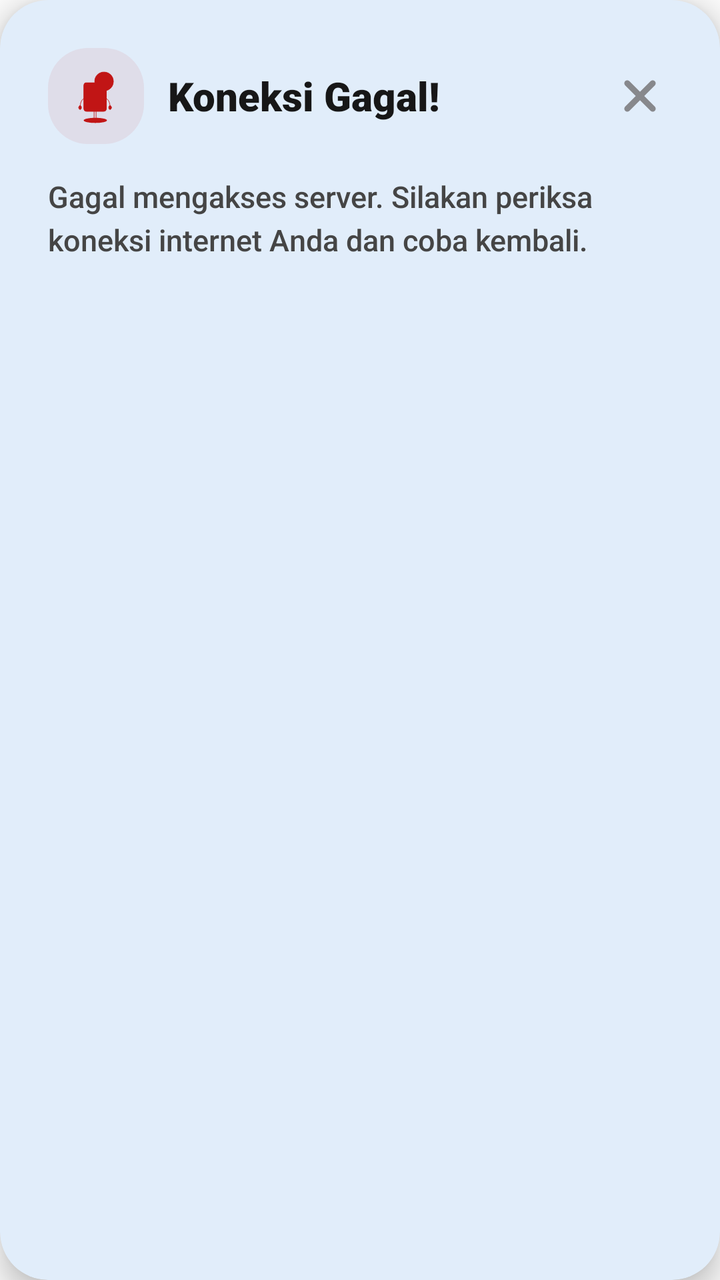
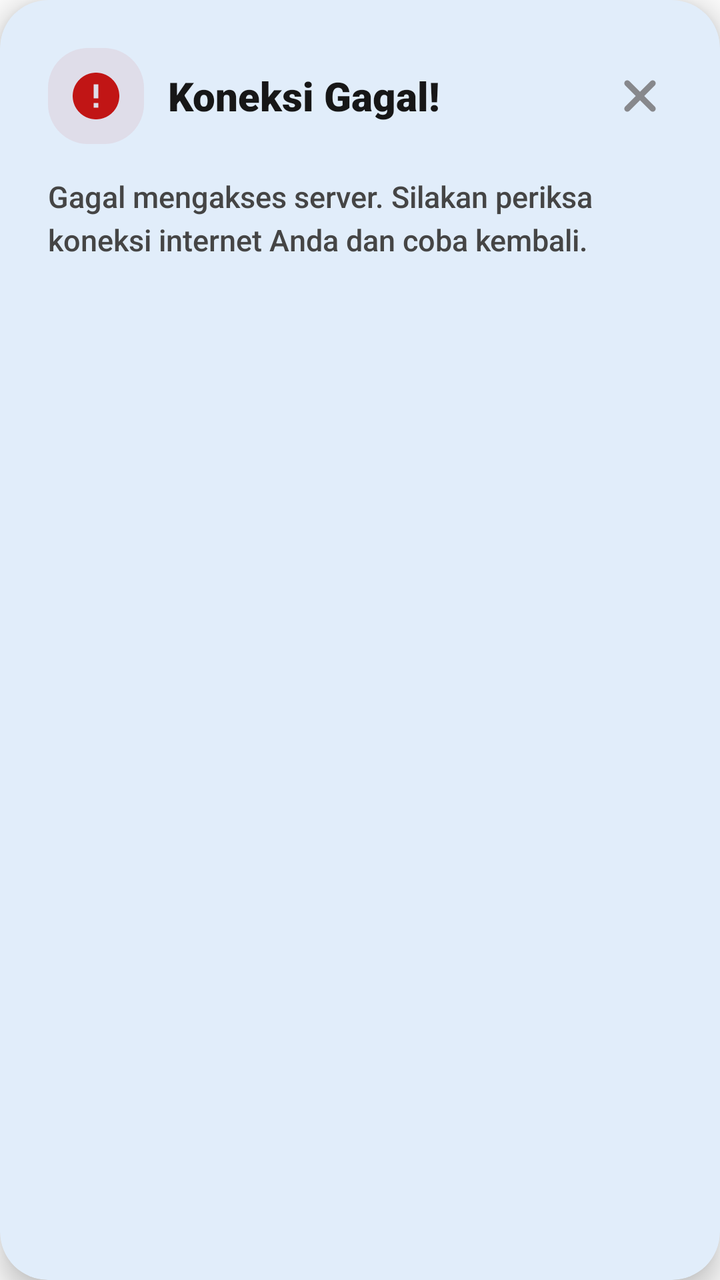

The first picture is an Android layout as it rendered before a commit; the second is the same layout after the commit. The layout source and the unified diff follow.
<!-- AndroidManifest.xml: application theme Theme.AppPemko -->
<!-- res/layout/view_error.xml -->
<?xml version="1.0" encoding="utf-8"?>

<com.google.android.material.card.MaterialCardView xmlns:android="http://schemas.android.com/apk/res/android"
    xmlns:app="http://schemas.android.com/apk/res-auto"
    android:layout_width="match_parent"
    android:layout_height="wrap_content"
    android:layout_margin="20dp"
    app:cardBackgroundColor="@color/surface_main"
    app:cardCornerRadius="24dp"
    app:cardElevation="8dp"
    app:strokeWidth="0dp">

    <LinearLayout
        android:layout_width="match_parent"
        android:layout_height="wrap_content"
        android:orientation="vertical"
        android:padding="24dp">

        <RelativeLayout
            android:layout_width="match_parent"
            android:layout_height="wrap_content"
            android:layout_marginBottom="16dp">

            <ImageView
                android:id="@+id/emoticon"
                android:layout_width="48dp"
                android:layout_height="48dp"
                android:layout_centerVertical="true"
                android:layout_marginEnd="12dp"
                android:background="@drawable/backgoundovalabuabu"
                android:backgroundTint="#12C11515"
                android:padding="8dp"
                app:srcCompat="@drawable/ic_emot_error"
                app:tint="@color/merah"
                android:contentDescription="Ikon Error" />

            <TextView
                android:layout_width="wrap_content"
                android:layout_height="wrap_content"
                android:layout_centerVertical="true"
                android:layout_toEndOf="@+id/emoticon"
                android:text="Koneksi Gagal!"
                android:textColor="@color/text_primary"
                android:textSize="20sp"
                android:fontFamily="sans-serif-black" />

            <ImageView
                android:id="@+id/tvTutupDialog"
                android:layout_width="32dp"
                android:layout_height="32dp"
                android:layout_alignParentEnd="true"
                android:layout_centerVertical="true"
                android:background="?attr/selectableItemBackgroundBorderless"
                android:clickable="true"
                android:focusable="true"
                android:padding="4dp"
                android:src="@drawable/one_close"
                app:tint="@color/text_hint"
                android:contentDescription="Tutup" />
        </RelativeLayout>

        <TextView
            android:layout_width="match_parent"
            android:layout_height="wrap_content"
            android:fontFamily="sans-serif-medium"
            android:text="Gagal mengakses server. Silakan periksa koneksi internet Anda dan coba kembali."
            android:textColor="@color/text_secondary"
            android:textSize="15sp"
            android:lineSpacingExtra="4dp" />

    </LinearLayout>
</com.google.android.material.card.MaterialCardView>
<!-- resources referenced by this layout -->
<resources>
  <color name="merah">#C11515</color>
  <color name="surface_main">#FFFFFF</color>
  <color name="text_hint">#87888c</color>
  <color name="text_primary">#171717</color>
  <color name="text_secondary">#454545</color>
  <!-- drawable backgoundovalabuabu (drawable) -->
  <?xml version="1.0" encoding="utf-8"?>
  
  <shape xmlns:android="http://schemas.android.com/apk/res/android"
      android:tintMode="multiply"
      android:shape="rectangle"
      >
  
      <solid
          android:color="@color/background_layout"/>
      <corners
          android:radius="20dp"/>
  </shape>
  <!-- drawable ic_emot_error: vector/xml drawable (drawable, 7223 chars, omitted) -->
  <!-- drawable one_close (drawable) -->
  <vector xmlns:android="http://schemas.android.com/apk/res/android" android:height="30dp" android:viewportHeight="1024" android:viewportWidth="1024" android:width="30dp">
        
      <path android:fillColor="@color/font" android:pathData="M195.2,195.2a64,64 0,0 1,90.5 0L512,421.5 738.3,195.2a64,64 0,0 1,90.5 90.5L602.5,512 828.8,738.3a64,64 0,0 1,-90.5 90.5L512,602.5 285.7,828.8a64,64 0,0 1,-90.5 -90.5L421.5,512 195.2,285.7a64,64 0,0 1,0 -90.5z"/>
      
  </vector>
  <style name="Theme.AppPemko" parent="Base.Theme.AppPemko">
          <item name="android:textColor">@color/text_primary</item>
      </style>
  <color name="background_layout">#FFFFFF</color>
  <color name="font">#454545</color>
  <style name="Base.Theme.AppPemko" parent="Theme.Material3.DayNight.NoActionBar">
          <item name="colorPrimary">@color/primary_brand</item>
          <item name="colorOnPrimary">@color/on_primary_brand</item>
          <item name="colorSecondary">@color/brand_secondary</item>
          <item name="colorOnSecondary">@color/white</item>
          <item name="colorSurface">@color/surface_main</item>
          <item name="colorOnSurface">@color/text_primary</item>
          <item name="colorSurfaceVariant">@color/surface_variant</item>
          <item name="colorOnSurfaceVariant">@color/text_secondary</item>
          <item name="android:statusBarColor">@color/primary_brand</item>
          <item name="android:windowBackground">@color/background_main</item>
          <item name="android:fontFamily">sans-serif</item>
          <item name="android:windowAnimationStyle">@style/Animation.App.Activity</item>
      </style>
  <color name="primary_brand">#0869D8</color>
  <color name="on_primary_brand">#FFFFFF</color>
  <color name="brand_secondary">#E91E63</color>
  <color name="white">#FFFFFF</color>
  <color name="surface_variant">#F4F4F4</color>
  <color name="background_main">#FBFBFB</color>
  <style name="Animation.App.Activity" parent="@android:style/Animation.Activity">
          <item name="android:activityOpenEnterAnimation">@anim/slide_in_right</item>
          <item name="android:activityOpenExitAnimation">@anim/slide_out_left</item>
          <item name="android:activityCloseEnterAnimation">@anim/slide_in_left</item>
          <item name="android:activityCloseExitAnimation">@anim/slide_out_right</item>
      </style>
</resources>

<!-- the commit's change to res/layout/view_error.xml (unified diff, before → after) -->
@@ -29,8 +29,8 @@
                 android:layout_marginEnd="12dp"
                 android:background="@drawable/backgoundovalabuabu"
                 android:backgroundTint="#12C11515"
-                android:padding="8dp"
-                app:srcCompat="@drawable/ic_emot_error"
+                android:padding="10dp"
+                app:srcCompat="@drawable/ic_dialog_error"
                 app:tint="@color/merah"
                 android:contentDescription="Ikon Error" />
 
<!-- resource entries referenced after the edit -->
@@ -18,7 +18,17 @@
       <corners
           android:radius="20dp"/>
   </shape>
-  <!-- drawable ic_emot_error: vector/xml drawable (drawable, 7223 chars, omitted) -->
+  <!-- drawable ic_dialog_error (drawable) -->
+  <?xml version="1.0" encoding="utf-8"?>
+  <vector xmlns:android="http://schemas.android.com/apk/res/android"
+      android:width="48dp"
+      android:height="48dp"
+      android:viewportWidth="24"
+      android:viewportHeight="24">
+      <path
+          android:fillColor="#FFFFFFFF"
+          android:pathData="M12,2C6.48,2 2,6.48 2,12s4.48,10 10,10 10,-4.48 10,-10S17.52,2 12,2zM13,17h-2v-2h2v2zM13,13h-2V7h2v6z" />
+  </vector>
   <!-- drawable one_close (drawable) -->
   <vector xmlns:android="http://schemas.android.com/apk/res/android" android:height="30dp" android:viewportHeight="1024" android:viewportWidth="1024" android:width="30dp">
         
